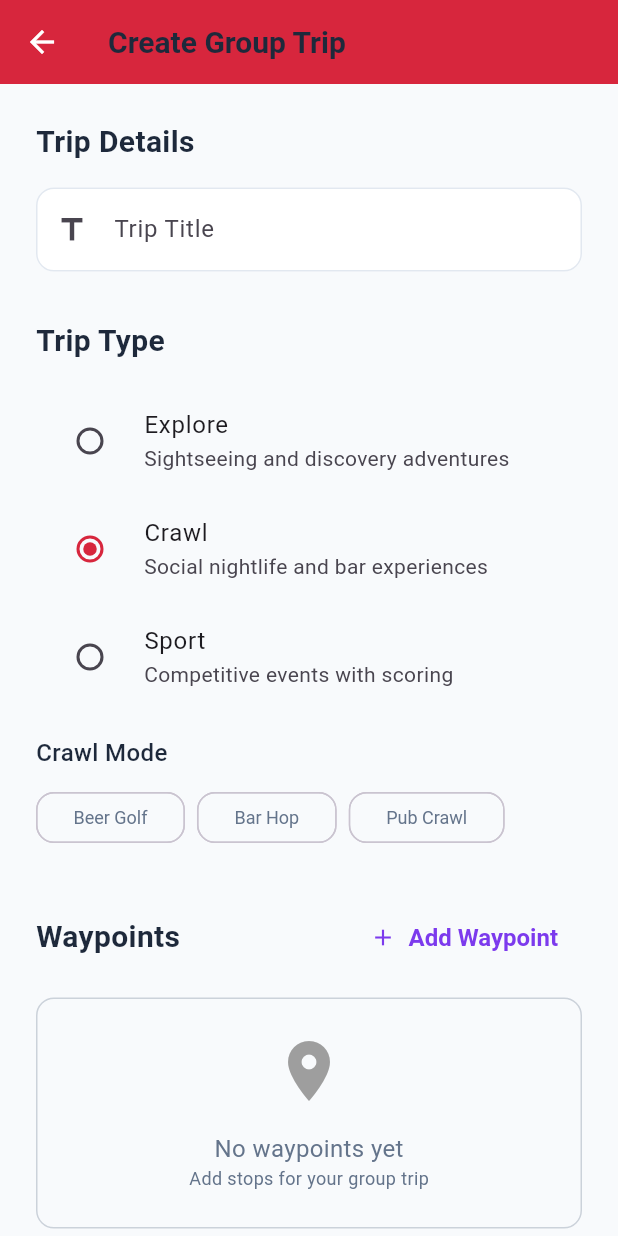
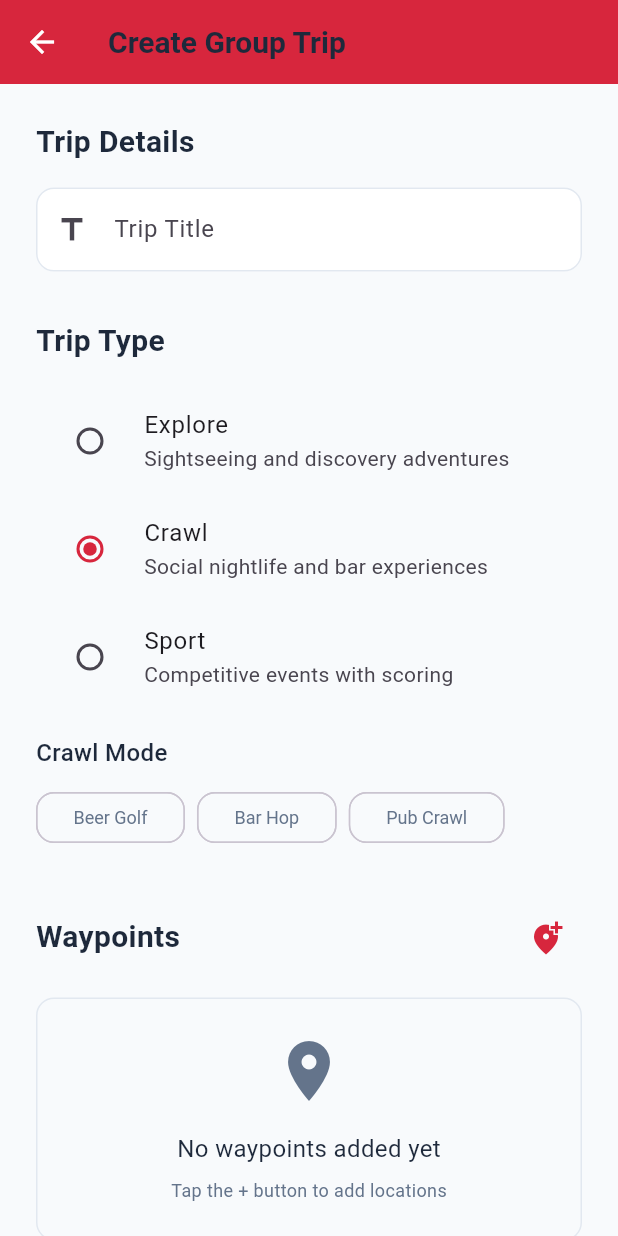
Before and after one commit to johnstrabel/field_trip1, a Flutter app: the GroupTripCreationScreen screen opened by its route, on a phone screen of 412 x 824 dp. Run offline on Flutter 3.47's test engine with Material 3 defaults, Android fonts, the phone set to English and light mode, and no system bars; our stand-ins replace hive, hive_flutter, location; accounts and stored records are empty.

```diff
--- a/lib/screens/group_trip_creation_screen.dart
+++ b/lib/screens/group_trip_creation_screen.dart
@@ -141,10 +141,10 @@ class _GroupTripCreationScreenState extends State<GroupTripCreationScreen> {
           mainAxisAlignment: MainAxisAlignment.spaceBetween,
           children: [
             Text('Waypoints', style: AppTextStyles.sectionTitle),
-            TextButton.icon(
+            IconButton(
               onPressed: _addWaypoint,
-              icon: const Icon(Icons.add),
-              label: const Text('Add Waypoint'),
+              icon: const Icon(Icons.add_location_alt),
+              color: AppColors.crawlCrimson,
             ),
           ],
         ),
@@ -154,40 +154,37 @@ class _GroupTripCreationScreenState extends State<GroupTripCreationScreen> {
             width: double.infinity,
             padding: const EdgeInsets.all(AppDimensions.spaceL),
             decoration: BoxDecoration(
-              border: Border.all(color: AppColors.textSecond.withOpacity(0.3)),
+              color: AppColors.surface,
               borderRadius: BorderRadius.circular(AppDimensions.radiusM),
+              border: Border.all(color: AppColors.stroke),
             ),
-            child: const Column(
+            child: Column(
               children: [
-                Icon(Icons.location_on, size: 48, color: Colors.grey),
-                SizedBox(height: AppDimensions.spaceM),
-                Text(
-                  'No waypoints yet',
-                  style: AppTextStyles.bodySecond,
-                ),
-                Text(
-                  'Add stops for your group trip',
-                  style: AppTextStyles.caption,
-                ),
+                Icon(Icons.location_on, size: 48, color: AppColors.textSecond),
+                const SizedBox(height: AppDimensions.spaceM),
+                Text('No waypoints added yet', style: AppTextStyles.body),
+                const SizedBox(height: AppDimensions.spaceS),
+                Text('Tap the + button to add locations', style: AppTextStyles.caption),
               ],
             ),
           )
         else
-          ..._waypoints.asMap().entries.map((entry) {
-            final index = entry.key;
-            final waypoint = entry.value;
-            return _buildWaypointTile(waypoint, index);
-          }).toList(),
+          Column(
+            children: _waypoints.asMap().entries.map((entry) {
+              return _buildWaypointCard(entry.key, entry.value);
+            }).toList(),
+          ),
       ],
     );
   }
 
-  Widget _buildWaypointTile(model.Waypoint waypoint, int index) {
+  Widget _buildWaypointCard(int index, model.Waypoint waypoint) {
     return Card(
-      margin: const EdgeInsets.symmetric(vertical: AppDimensions.spaceS),
+      margin: const EdgeInsets.only(bottom: AppDimensions.spaceS),
       child: ListTile(
         leading: CircleAvatar(
-          backgroundColor: _getTypeColor(_selectedType),
+          backgroundColor: AppColors.crawlCrimson,
+          foregroundColor: Colors.white,
           child: Text('${index + 1}'),
         ),
         title: Text(waypoint.name),
@@ -334,7 +331,7 @@ class _GroupTripCreationScreenState extends State<GroupTripCreationScreen> {
         'current_user': UserRole.creator,
         ..._selectedFriends.asMap().map((_, friendId) => MapEntry(friendId, UserRole.invited)),
       },
-      subMode: _selectedSubMode,
+      subMode: _selectedSubMode ?? 'standard', // FIX: Provide default value for nullable String
     );
 
     // Save to Hive
```
